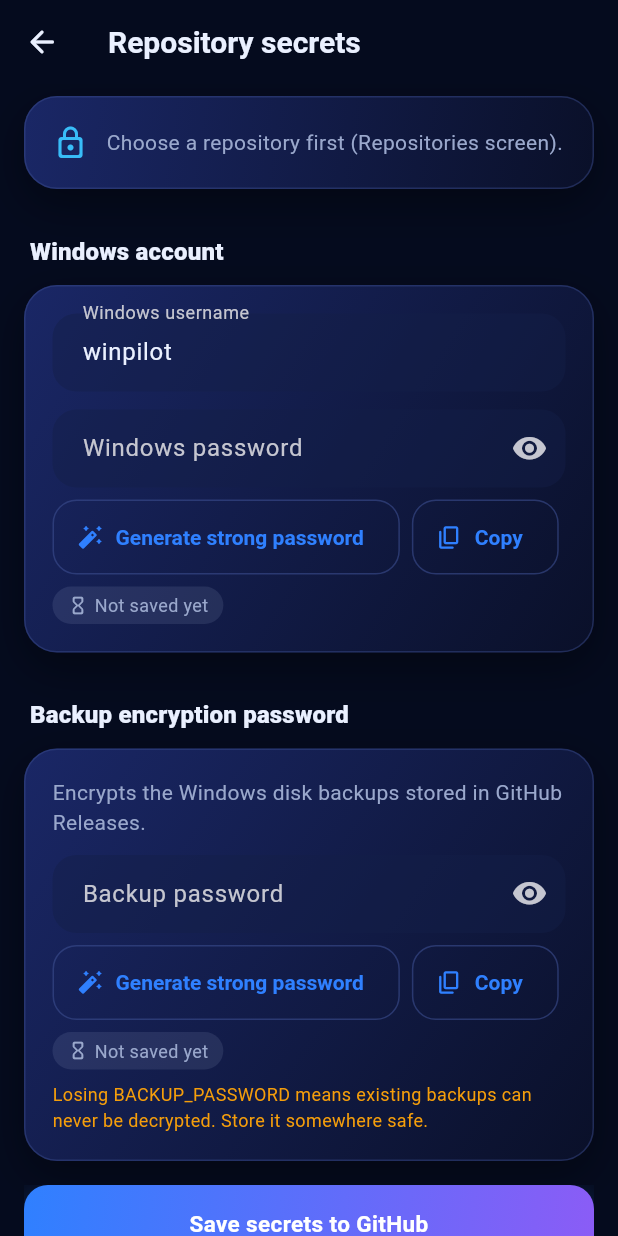
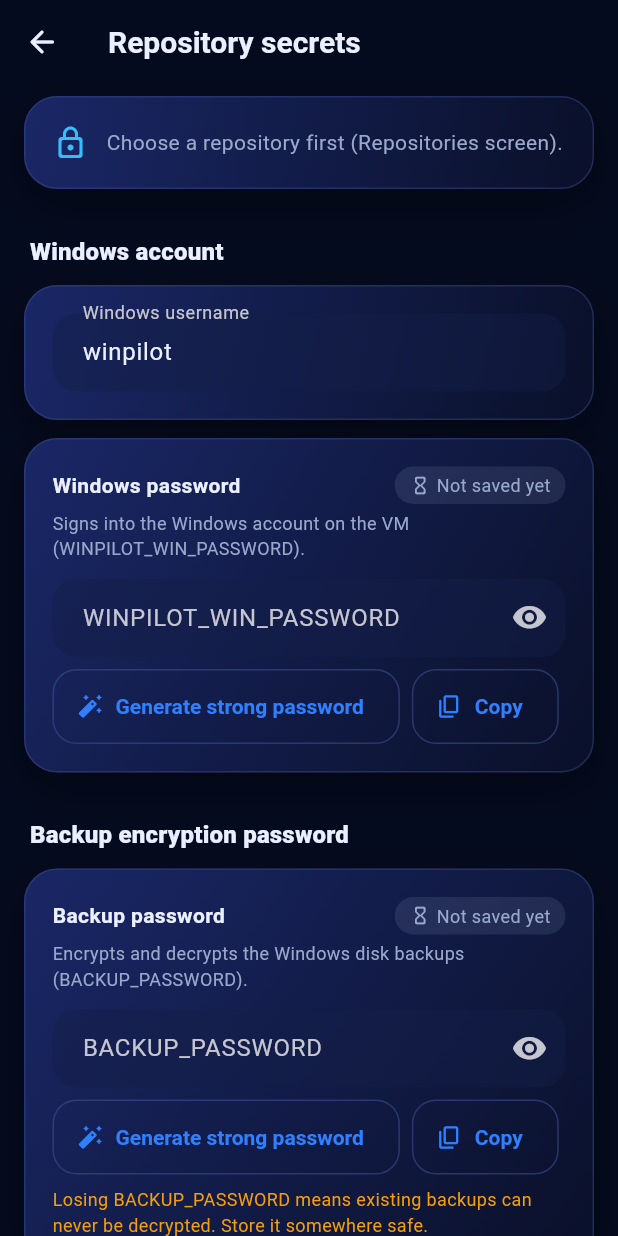
Before and after one commit to abiedadam0077/Windows-11-pro, a Flutter app: the SecretsPage screen opened by its route, on a phone screen of 412 x 824 dp. Run offline on Flutter 3.47's test engine with Material 3 defaults, Android fonts, the phone set to English and light mode, and no system bars; our stand-ins replace dio, file_picker, flutter_local_notifications, flutter_riverpod, flutter_secure_storage, go_router and 2 more; missing offline and left inert: pinenacl; accounts and stored records are empty.

Commit message:
VM workflow: ACCESS_PASSWORD-protected browser access, streamed backup/restore with storage checks, loopback web viewer; secrets screen writes ACCESS_PASSWORD; static workflow checks in CI
Co-authored-by: arena-agent <297053741+arena-agent@users.noreply.github.com>

```diff
--- a/lib/core/i18n/app_strings.dart
+++ b/lib/core/i18n/app_strings.dart
@@ -45,6 +45,16 @@ class _AppStringsDelegate extends LocalizationsDelegate<AppStrings> {
 }
 
 const Map<String, String> _en = {
+  'secrets_all_saved': 'All three secrets are saved and confirmed by GitHub.',
+  'secrets_access_weak': 'ACCESS_PASSWORD must be at least 12 characters with upper, lower, digit and symbol.',
+  'secrets_win_title': 'Windows password',
+  'secrets_win_desc': 'Signs into the Windows account on the VM (WINPILOT_WIN_PASSWORD).',
+  'secrets_backup_title': 'Backup password',
+  'secrets_backup_desc': 'Encrypts and decrypts the Windows disk backups (BACKUP_PASSWORD).',
+  'secrets_access_section': 'Browser access password',
+  'secrets_access_title': 'Access password',
+  'secrets_access_desc': 'Protects the browser page for the session (ACCESS_PASSWORD). Separate from the other two.',
+  'secrets_roles': 'WINPILOT_WIN_PASSWORD signs into Windows. BACKUP_PASSWORD encrypts backups. ACCESS_PASSWORD protects the browser page. Losing BACKUP_PASSWORD makes backups unreadable.',
   'secrets_title': 'Repository secrets',
   'secrets_settings_tile': 'Session secrets',
   'secrets_settings_tile_desc': 'Write the Windows and backup passwords to the repo as GitHub secrets',
@@ -59,12 +69,10 @@ const Map<String, String> _en = {
   'secrets_copy': 'Copy',
   'secrets_copied': 'Copied to clipboard',
   'secrets_backup_section': 'Backup encryption password',
-  'secrets_backup_desc': 'Encrypts the Windows disk backups stored in GitHub Releases.',
   'secrets_backup_password': 'Backup password',
   'secrets_backup_warning': 'Losing BACKUP_PASSWORD means existing backups can never be decrypted. Store it somewhere safe.',
   'secrets_save': 'Save secrets to GitHub',
   'secrets_saving': 'Saving…',
-  'secrets_roles': 'WINPILOT_WIN_PASSWORD signs into Windows. BACKUP_PASSWORD encrypts backups. ACCESS_PASSWORD (set in the workflow) protects the browser page and is separate from both.',
   'secrets_username_invalid': 'Username must start with a letter, be 3–20 characters, and use only letters, digits, _ or -.',
   'secrets_password_weak': 'Windows password does not meet the rules shown below.',
   'secrets_backup_weak': 'Backup password must be at least 12 characters with upper, lower, digit and symbol.',
@@ -691,6 +699,16 @@ const Map<String, String> _en = {
 };
 
 const Map<String, String> _ar = {
+  'secrets_all_saved': 'تم حفظ الأسرار الثلاثة وتأكيدها من GitHub.',
+  'secrets_access_weak': 'يجب أن تكون ACCESS_PASSWORD 12 حرفاً على الأقل، وتحتوي على حرف كبير وصغير ورقم ورمز.',
+  'secrets_win_title': 'كلمة مرور Windows',
+  'secrets_win_desc': 'لتسجيل الدخول إلى حساب Windows على الجهاز الافتراضي (WINPILOT_WIN_PASSWORD).',
+  'secrets_backup_title': 'كلمة مرور النسخ الاحتياطي',
+  'secrets_backup_desc': 'تشفّر نسخ قرص Windows الاحتياطية وتفكّ تشفيرها (BACKUP_PASSWORD).',
+  'secrets_access_section': 'كلمة مرور صفحة المتصفح',
+  'secrets_access_title': 'كلمة مرور الوصول',
+  'secrets_access_desc': 'تحمي صفحة المتصفح للجلسة (ACCESS_PASSWORD)، وهي منفصلة عن الاثنتين الأخريين.',
+  'secrets_roles': 'WINPILOT_WIN_PASSWORD لتسجيل الدخول إلى Windows. BACKUP_PASSWORD لتشفير النسخ. ACCESS_PASSWORD يحمي صفحة المتصفح. فقدان BACKUP_PASSWORD يعني أن النسخ لا يمكن فكّ تشفيرها.',
   'secrets_title': 'أسرار المستودع',
   'secrets_settings_tile': 'أسرار الجلسة',
   'secrets_settings_tile_desc': 'حفظ كلمتي مرور Windows والنسخ الاحتياطي كأسرار GitHub في المستودع',
@@ -705,12 +723,10 @@ const Map<String, String> _ar = {
   'secrets_copy': 'نسخ',
   'secrets_copied': 'تم النسخ إلى الحافظة',
   'secrets_backup_section': 'كلمة مرور تشفير النسخ الاحتياطي',
-  'secrets_backup_desc': 'تُشفّر نسخ القرص الاحتياطية المحفوظة في GitHub Releases.',
   'secrets_backup_password': 'كلمة مرور النسخ الاحتياطي',
   'secrets_backup_warning': 'فقدان BACKUP_PASSWORD يعني أن النسخ الموجودة لن تُفك أبداً. احفظها في مكان آمن.',
   'secrets_save': 'حفظ الأسرار في GitHub',
   'secrets_saving': 'جارٍ الحفظ…',
-  'secrets_roles': 'WINPILOT_WIN_PASSWORD لتسجيل الدخول إلى Windows. BACKUP_PASSWORD لتشفير النسخ. ACCESS_PASSWORD (يحمي صفحة المتصفح) منفصل عن الاثنين، ولا تكتبه هذه الشاشة بعد.',
   'secrets_username_invalid': 'يجب أن يبدأ اسم المستخدم بحرف، وأن يكون بين 3 و20 حرفاً، ويحتوي على أحرف إنجليزية أو أرقام أو _ أو - فقط.',
   'secrets_password_weak': 'كلمة مرور Windows لا تستوفي القواعد الموضحة أدناه.',
   'secrets_backup_weak': 'يجب أن تكون كلمة مرور النسخ 12 حرفاً على الأقل، وتحتوي على حرف كبير وصغير ورقم ورمز.',
--- a/lib/features/secrets/secrets_page.dart
+++ b/lib/features/secrets/secrets_page.dart
@@ -13,10 +13,12 @@ import '../../state/settings_state.dart';
 import '../../ui/widgets/brand_widgets.dart';
 import '../../ui/widgets/feedback_widgets.dart';
 
-/// Writes the per-repository Actions secrets from inside the app.
+/// Writes the three repository Actions secrets the VM workflow reads.
 ///
-/// Secret values are sealed on-device and sent to GitHub; they are never
-/// stored by the app, written to logs, or placed in URLs.
+/// Values are sealed on the device and sent to GitHub. The app keeps them only
+/// in the text fields of this screen; they are never logged, put in URLs, or
+/// saved to local storage. Each secret is confirmed by GitHub before it is
+/// shown as saved.
 class SecretsPage extends ConsumerStatefulWidget {
   const SecretsPage({super.key});
 
@@ -24,17 +26,29 @@ class SecretsPage extends ConsumerStatefulWidget {
   ConsumerState<SecretsPage> createState() => _SecretsPageState();
 }
 
-enum _SecretState { idle, saving, saved, failed }
+enum SecretSaveState { idle, saving, saved, failed }
+
+const _kWinPassword = 'WINPILOT_WIN_PASSWORD';
+const _kBackupPassword = 'BACKUP_PASSWORD';
+const _kAccessPassword = 'ACCESS_PASSWORD';
 
 class _SecretsPageState extends ConsumerState<SecretsPage> {
   late final TextEditingController _user;
-  final _password = TextEditingController();
-  final _backup = TextEditingController();
-  bool _showPassword = false;
-  bool _showBackup = false;
-  _SecretState _winState = _SecretState.idle;
-  _SecretState _backupState = _SecretState.idle;
+  final _winPw = TextEditingController();
+  final _backupPw = TextEditingController();
+  final _accessPw = TextEditingController();
+  final _shown = <String, bool>{
+    _kWinPassword: false,
+    _kBackupPassword: false,
+    _kAccessPassword: false,
+  };
+  final _state = <String, SecretSaveState>{
+    _kWinPassword: SecretSaveState.idle,
+    _kBackupPassword: SecretSaveState.idle,
+    _kAccessPassword: SecretSaveState.idle,
+  };
   String? _error;
+  bool _busy = false;
 
   @override
   void initState() {
@@ -45,92 +59,94 @@ class _SecretsPageState extends ConsumerState<SecretsPage> {
   @override
   void dispose() {
     _user.dispose();
-    _password.dispose();
-    _backup.dispose();
+    _winPw.dispose();
+    _backupPw.dispose();
+    _accessPw.dispose();
     super.dispose();
   }
 
-  String? get _repoFullName => ref.read(settingsProvider).defaultRepo;
+  TextEditingController _controller(String name) => switch (name) {
+        _kWinPassword => _winPw,
+        _kBackupPassword => _backupPw,
+        _ => _accessPw,
+      };
+
+  /// Returns the localized problem with the current input, or null when ready.
+  String? _validate(AppStrings s) {
+    final repo = ref.read(settingsProvider).defaultRepo;
+    if (repo == null || !repo.contains('/')) return s.t('secrets_need_repo');
+    if (!Validators.isValidWindowsUsername(_user.text.trim())) {
+      return s.t('secrets_username_invalid');
+    }
+    if (PasswordPolicy.violations(_winPw.text, username: _user.text.trim()).isNotEmpty) {
+      return s.t('secrets_password_weak');
+    }
+    if (PasswordPolicy.violations(_backupPw.text).isNotEmpty) {
+      return s.t('secrets_backup_weak');
+    }
+    if (PasswordPolicy.violations(_accessPw.text).isNotEmpty) {
+      return s.t('secrets_access_weak');
+    }
+    return null;
+  }
 
   Future<void> _save(AppStrings s) async {
-    final repo = _repoFullName;
-    if (repo == null || !repo.contains('/')) {
-      setState(() => _error = s.t('secrets_need_repo'));
+    final problem = _validate(s);
+    if (problem != null) {
+      setState(() => _error = problem);
       return;
     }
-    final username = _user.text.trim();
-    final winPw = _password.text;
-    final backupPw = _backup.text;
-    if (!Validators.isValidWindowsUsername(username)) {
-      setState(() => _error = s.t('secrets_username_invalid'));
-      return;
-    }
-    if (PasswordPolicy.violations(winPw, username: username).isNotEmpty) {
-      setState(() => _error = s.t('secrets_password_weak'));
-      return;
-    }
-    if (PasswordPolicy.violations(backupPw).isNotEmpty) {
-      setState(() => _error = s.t('secrets_backup_weak'));
-      return;
-    }
-    final parts = repo.split('/');
+    final parts = ref.read(settingsProvider).defaultRepo!.split('/');
+    final owner = parts.first;
+    final repo = parts.sublist(1).join('/');
     final writer = GitHubSecretsWriter(ref.read(githubApiProvider));
     setState(() {
+      _busy = true;
       _error = null;
-      _winState = _SecretState.saving;
-      _backupState = _SecretState.saving;
     });
-    // Windows password first; the backup password is written only if this succeeds.
-    final winOk = await _writeOne(writer, parts, 'WINPILOT_WIN_PASSWORD', winPw, (st) {
-      setState(() => _winState = st);
-    });
+    // Only secrets not yet confirmed are written, so a retry does not re-send the others.
+    for (final name in [_kWinPassword, _kBackupPassword, _kAccessPassword]) {
+      if (_state[name] == SecretSaveState.saved) continue;
+      setState(() => _state[name] = SecretSaveState.saving);
+      String? failure;
+      try {
+        final verified = await writer.write(
+          owner: owner,
+          repo: repo,
+          name: name,
+          value: _controller(name).text,
+        );
+        if (!verified) failure = s.t('secrets_not_verified', {'name': name});
+      } on AppFailure catch (e) {
+        failure = switch (e.kind) {
+          FailureKind.forbidden => s.t('secrets_forbidden', {'name': name}),
+          FailureKind.network || FailureKind.timeout => s.t('secrets_network', {'name': name}),
+          _ => s.t('secrets_generic', {'name': name}),
+        };
+      }
+      if (!mounted) return;
+      if (failure == null) {
+        setState(() => _state[name] = SecretSaveState.saved);
+      } else {
+        // Stop at the first failure so the user sees exactly what is missing.
+        setState(() {
+          _state[name] = SecretSaveState.failed;
+          _error = failure;
+          _busy = false;
+        });
+        return;
+      }
+    }
     if (!mounted) return;
-    if (!winOk) return;
-    await _writeOne(writer, parts, 'BACKUP_PASSWORD', backupPw, (st) {
-      setState(() => _backupState = st);
-    });
+    setState(() => _busy = false);
+    showAppSnack(context, s.t('secrets_all_saved'));
   }
 
-  Future<bool> _writeOne(
-    GitHubSecretsWriter writer,
-    List<String> parts,
-    String name,
-    String value,
-    void Function(_SecretState) onState,
-  ) async {
-    try {
-      final verified = await writer.write(
-        owner: parts[0],
-        repo: parts.sublist(1).join('/'),
-        name: name,
-        value: value,
-      );
-      if (!mounted) return false;
-      if (verified) {
-        onState(_SecretState.saved);
-        return true;
-      }
-      onState(_SecretState.failed);
-      setState(() => _error = AppStrings.of(context).t('secrets_not_verified', {'name': name}));
-      return false;
-    } on AppFailure catch (e) {
-      if (!mounted) return false;
-      onState(_SecretState.failed);
-      final key = e.kind == FailureKind.forbidden
-          ? 'secrets_forbidden'
-          : e.kind == FailureKind.network || e.kind == FailureKind.timeout
-              ? 'secrets_network'
-              : 'secrets_generic';
-      setState(() => _error = AppStrings.of(context).t(key, {'name': name}));
-      return false;
-    }
-  }
-
-  void _generate(TextEditingController target) {
+  void _generate(String name) {
     setState(() {
-      target.text = PasswordPolicy.generate(length: 24);
-      _showPassword = true;
-      _showBackup = true;
+      _controller(name).text = PasswordPolicy.generate(length: 24);
+      _shown[name] = true;
+      _state[name] = SecretSaveState.idle;
     });
   }
 
@@ -140,12 +156,12 @@ class _SecretsPageState extends ConsumerState<SecretsPage> {
     if (mounted) showAppSnack(context, s.t('secrets_copied'));
   }
 
-  Widget _statusChip(AppStrings s, _SecretState st) {
+  Widget _statusChip(AppStrings s, SecretSaveState st) {
     final (label, color, icon) = switch (st) {
-      _SecretState.idle => (s.t('secrets_status_idle'), AppColors.textMuted, Icons.hourglass_empty_rounded),
-      _SecretState.saving => (s.t('secrets_status_saving'), AppColors.cyan, Icons.sync_rounded),
-      _SecretState.saved => (s.t('secrets_status_saved'), AppColors.success, Icons.verified_rounded),
-      _SecretState.failed => (s.t('secrets_status_failed'), AppColors.danger, Icons.error_outline_rounded),
+      SecretSaveState.idle => (s.t('secrets_status_idle'), AppColors.textMuted, Icons.hourglass_empty_rounded),
+      SecretSaveState.saving => (s.t('secrets_status_saving'), AppColors.cyan, Icons.sync_rounded),
+      SecretSaveState.saved => (s.t('secrets_status_saved'), AppColors.success, Icons.verified_rounded),
+      SecretSaveState.failed => (s.t('secrets_status_failed'), AppColors.danger, Icons.error_outline_rounded),
     };
     return Container(
       padding: const EdgeInsets.symmetric(horizontal: 10, vertical: 4),
@@ -161,11 +177,71 @@ class _SecretsPageState extends ConsumerState<SecretsPage> {
     );
   }
 
+  Widget _passwordCard(
+    AppStrings s, {
+    required String name,
+    required String title,
+    required String description,
+    String? warning,
+  }) {
+    final controller = _controller(name);
+    final shown = _shown[name] ?? false;
+    return Padding(
+      padding: const EdgeInsets.only(bottom: 12),
+      child: GlassCard(
+        child: Column(crossAxisAlignment: CrossAxisAlignment.start, children: [
+          Row(children: [
+            Expanded(
+              child: Text(title, style: const TextStyle(fontWeight: FontWeight.w700)),
+            ),
+            _statusChip(s, _state[name] ?? SecretSaveState.idle),
+          ]),
+          const SizedBox(height: 4),
+          Text(description, style: const TextStyle(color: AppColors.textMuted, fontSize: 12)),
+          const SizedBox(height: 12),
+          TextField(
+            controller: controller,
+            enabled: !_busy,
+            obscureText: !shown,
+            autocorrect: false,
+            enableSuggestions: false,
+            keyboardType: TextInputType.visiblePassword,
+            onChanged: (_) => setState(() => _state[name] = SecretSaveState.idle),
+            decoration: InputDecoration(
+              labelText: name,
+              suffixIcon: IconButton(
+                tooltip: shown ? s.t('secrets_hide') : s.t('secrets_show'),
+                icon: Icon(shown ? Icons.visibility_off_rounded : Icons.visibility_rounded),
+                onPressed: () => setState(() => _shown[name] = !shown),
+              ),
+            ),
+          ),
+          const SizedBox(height: 8),
+          Wrap(spacing: 8, children: [
+            OutlinedButton.icon(
+              onPressed: _busy ? null : () => _generate(name),
+              icon: const Icon(Icons.auto_fix_high_rounded),
+              label: Text(s.t('secrets_generate')),
+            ),
+            OutlinedButton.icon(
+              onPressed: () => _copy(controller.text, s),
+              icon: const Icon(Icons.copy_rounded),
+              label: Text(s.t('secrets_copy')),
+            ),
+          ]),
+          if (warning != null) ...[
+            const SizedBox(height: 8),
+            Text(warning, style: const TextStyle(color: AppColors.warning, fontSize: 12)),
+          ],
+        ]),
+      ),
+    );
+  }
+
   @override
   Widget build(BuildContext context) {
     final s = context.s;
     final repo = ref.watch(settingsProvider.select((x) => x.defaultRepo));
-    final busy = _winState == _SecretState.saving || _backupState == _SecretState.saving;
     return Scaffold(
       appBar: AppBar(
         title: Text(s.t('secrets_title')),
@@ -193,97 +269,44 @@ class _SecretsPageState extends ConsumerState<SecretsPage> {
             const SizedBox(height: 12),
             SectionTitle(s.t('secrets_windows_section')),
             GlassCard(
-              child: Column(crossAxisAlignment: CrossAxisAlignment.start, children: [
-                TextField(
-                  controller: _user,
-                  enabled: !busy,
-                  autocorrect: false,
-                  textInputAction: TextInputAction.next,
-                  decoration: InputDecoration(labelText: s.t('secrets_username')),
-                ),
-                const SizedBox(height: 12),
-                TextField(
-                  controller: _password,
-                  enabled: !busy,
-                  obscureText: !_showPassword,
-                  autocorrect: false,
-                  enableSuggestions: false,
-                  keyboardType: TextInputType.visiblePassword,
-                  decoration: InputDecoration(
-                    labelText: s.t('secrets_password'),
-                    suffixIcon: IconButton(
-                      tooltip: _showPassword ? s.t('secrets_hide') : s.t('secrets_show'),
-                      icon: Icon(_showPassword ? Icons.visibility_off_rounded : Icons.visibility_rounded),
-                      onPressed: () => setState(() => _showPassword = !_showPassword),
-                    ),
-                  ),
-                ),
-                const SizedBox(height: 8),
-                Wrap(spacing: 8, children: [
-                  OutlinedButton.icon(
-                    onPressed: busy ? null : () => _generate(_password),
-                    icon: const Icon(Icons.auto_fix_high_rounded),
-                    label: Text(s.t('secrets_generate')),
-                  ),
-                  OutlinedButton.icon(
-                    onPressed: () => _copy(_password.text, s),
-                    icon: const Icon(Icons.copy_rounded),
-                    label: Text(s.t('secrets_copy')),
-                  ),
-                ]),
-                const SizedBox(height: 8),
-                _statusChip(s, _winState),
-              ]),
+              child: TextField(
+                controller: _user,
+                enabled: !_busy,
+                autocorrect: false,
+                textInputAction: TextInputAction.next,
+                decoration: InputDecoration(labelText: s.t('secrets_username')),
+              ),
             ),
             const SizedBox(height: 12),
+            _passwordCard(
+              s,
+              name: _kWinPassword,
+              title: s.t('secrets_win_title'),
+              description: s.t('secrets_win_desc'),
+            ),
             SectionTitle(s.t('secrets_backup_section')),
-            GlassCard(
-              child: Column(crossAxisAlignment: CrossAxisAlignment.start, children: [
-                Text(s.t('secrets_backup_desc'), style: const TextStyle(color: AppColors.textMuted)),
-                const SizedBox(height: 12),
-                TextField(
-                  controller: _backup,
-                  enabled: !busy,
-                  obscureText: !_showBackup,
-                  autocorrect: false,
-                  enableSuggestions: false,
-                  keyboardType: TextInputType.visiblePassword,
-                  decoration: InputDecoration(
-                    labelText: s.t('secrets_backup_password'),
-                    suffixIcon: IconButton(
-                      tooltip: _showBackup ? s.t('secrets_hide') : s.t('secrets_show'),
-                      icon: Icon(_showBackup ? Icons.visibility_off_rounded : Icons.visibility_rounded),
-                      onPressed: () => setState(() => _showBackup = !_showBackup),
-                    ),
-                  ),
-                ),
-                const SizedBox(height: 8),
-                Wrap(spacing: 8, children: [
-                  OutlinedButton.icon(
-                    onPressed: busy ? null : () => _generate(_backup),
-                    icon: const Icon(Icons.auto_fix_high_rounded),
-                    label: Text(s.t('secrets_generate')),
-                  ),
-                  OutlinedButton.icon(
-                    onPressed: () => _copy(_backup.text, s),
-                    icon: const Icon(Icons.copy_rounded),
-                    label: Text(s.t('secrets_copy')),
-                  ),
-                ]),
-                const SizedBox(height: 8),
-                _statusChip(s, _backupState),
-                const SizedBox(height: 8),
-                Text(s.t('secrets_backup_warning'), style: const TextStyle(color: AppColors.warning, fontSize: 12)),
-              ]),
+            _passwordCard(
+              s,
+              name: _kBackupPassword,
+              title: s.t('secrets_backup_title'),
+              description: s.t('secrets_backup_desc'),
+              warning: s.t('secrets_backup_warning'),
+            ),
+            SectionTitle(s.t('secrets_access_section')),
+            _passwordCard(
+              s,
+              name: _kAccessPassword,
+              title: s.t('secrets_access_title'),
+              description: s.t('secrets_access_desc'),
             ),
             if (_error != null) ...[
-              const SizedBox(height: 12),
+              const SizedBox(height: 4),
               Text(_error!, style: const TextStyle(color: AppColors.danger)),
             ],
             const SizedBox(height: 16),
             GradientButton(
-              label: busy ? s.t('secrets_saving') : s.t('secrets_save'),
-              onPressed: busy ? null : () => _save(s),
+              label: _busy ? s.t('secrets_saving') : s.t('secrets_save'),
+              onPressed: _busy ? null : () => _save(s),
             ),
             const SizedBox(height: 12),
             Text(s.t('secrets_roles'), style: const TextStyle(color: AppColors.textMuted, fontSize: 12)),
```
Also changed, not shown: 5 other files.
